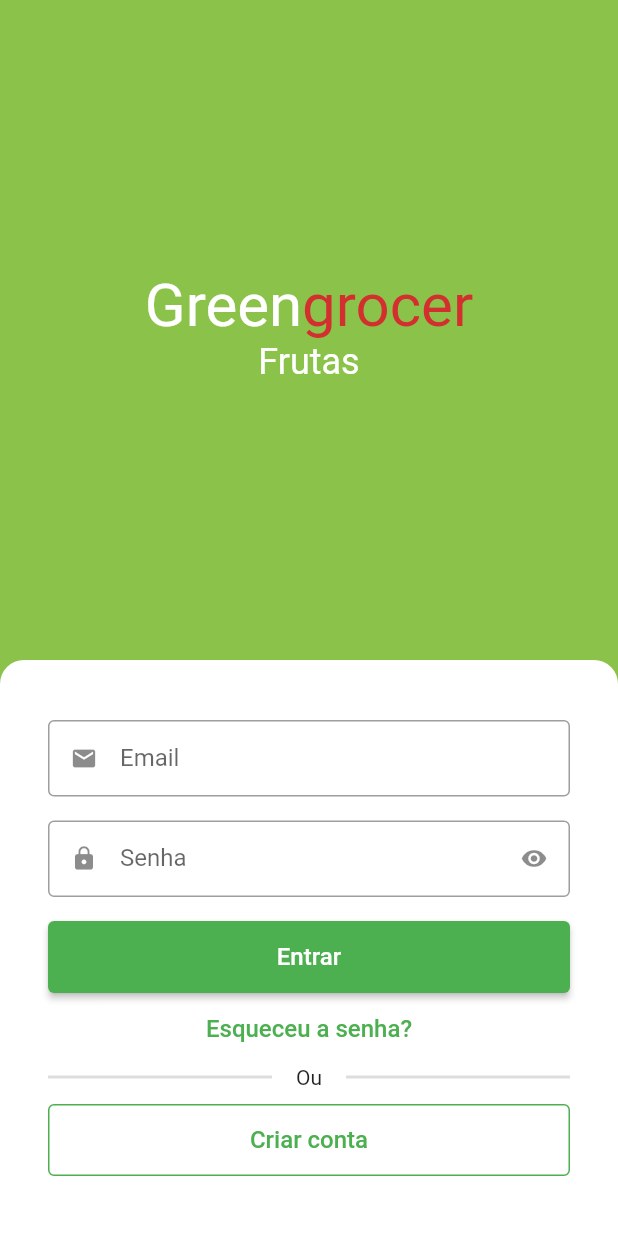
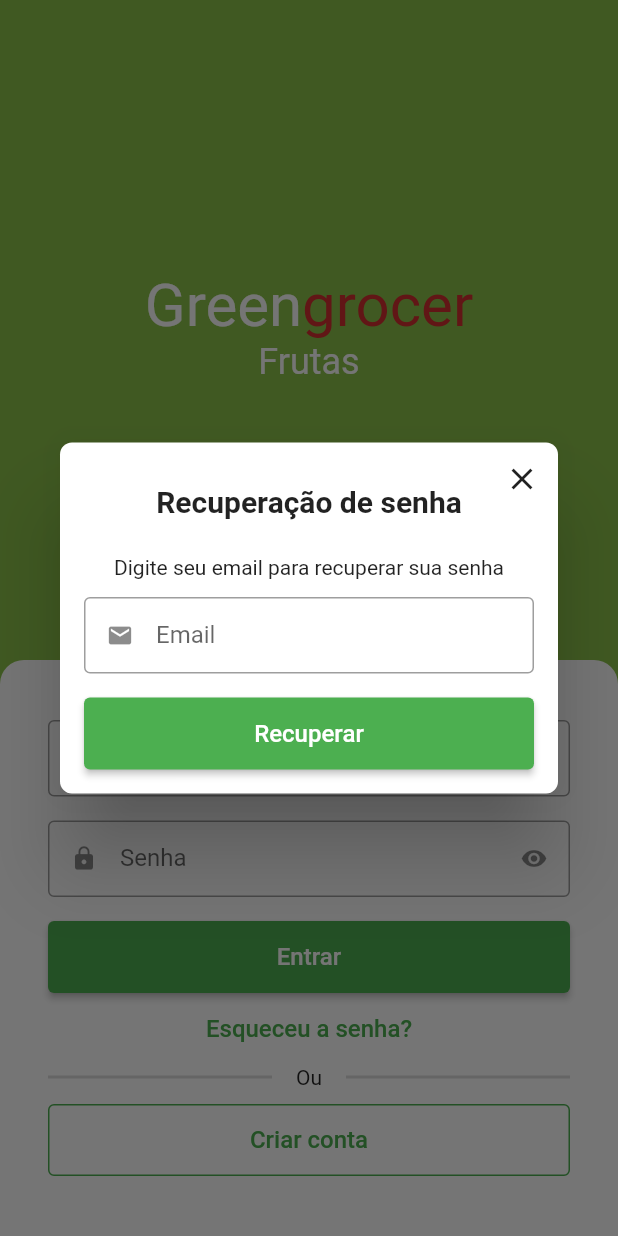
Before and after one commit to LanPRD/simple-marketplace-flutter, a Flutter app: the SignInScreen screen opened by its route, after a tap on "Esqueceu a senha?", on a phone screen of 412 x 824 dp. Run offline on Flutter 3.47's test engine with Material 2 defaults, Android fonts, the phone set to English and light mode, and no system bars; drawn by our look-alikes of animated_text_kit; our stand-ins replace badges, dio, flutter_secure_storage, fluttertoast, freezed_annotation, get and 3 more; missing offline and left inert: add_to_cart_animation; accounts and stored records are empty.

Commit message:
feat: forgot password

```diff
--- a/lib/constants/endpoints.dart
+++ b/lib/constants/endpoints.dart
@@ -4,4 +4,5 @@ abstract class Endpoints {
   static const String signin = '$baseUrl/login';
   static const String signup = '$baseUrl/signup';
   static const String validateToken = '$baseUrl/validate-token';
+  static const String resetPassword = '$baseUrl/reset-password';
 }
--- /dev/null
+++ b/lib/screens/auth/components/forgot_password_dialog.dart
@@ -0,0 +1,101 @@
+import 'package:flutter/material.dart';
+import 'package:get/get.dart';
+import 'package:greengrocer/screens/auth/controller/auth_controller.dart';
+import 'package:greengrocer/utils/validators.dart';
+import 'package:greengrocer/widgets/common/custom_elevated_button.dart';
+import 'package:greengrocer/widgets/common/custom_text_field.dart';
+
+class ForgotPasswordDialog extends StatelessWidget {
+  final emailController = TextEditingController();
+
+  ForgotPasswordDialog({
+    required String email,
+    Key? key,
+  }) : super(key: key) {
+    emailController.text = email;
+  }
+
+  final _formFieldKey = GlobalKey<FormFieldState>();
+  final authController = Get.find<AuthController>();
+
+  @override
+  Widget build(BuildContext context) {
+    return Dialog(
+      shape: RoundedRectangleBorder(
+        borderRadius: BorderRadius.circular(8),
+      ),
+      child: Stack(
+        alignment: Alignment.center,
+        children: [
+          // Conteúdo
+          Padding(
+            padding: const EdgeInsets.all(16),
+            child: Column(
+              crossAxisAlignment: CrossAxisAlignment.stretch,
+              mainAxisSize: MainAxisSize.min,
+              children: [
+                // Titulo
+                const Padding(
+                  padding: EdgeInsets.symmetric(vertical: 12),
+                  child: Text(
+                    'Recuperação de senha',
+                    textAlign: TextAlign.center,
+                    style: TextStyle(
+                      fontWeight: FontWeight.bold,
+                      fontSize: 20,
+                    ),
+                  ),
+                ),
+
+                // Descrição
+                const Padding(
+                  padding: EdgeInsets.only(
+                    top: 12,
+                    bottom: 12,
+                  ),
+                  child: Text(
+                    'Digite seu email para recuperar sua senha',
+                    textAlign: TextAlign.center,
+                    style: TextStyle(),
+                  ),
+                ),
+
+                // Campo de email
+                CustomTextField(
+                  formFieldKey: _formFieldKey,
+                  controller: emailController,
+                  icon: Icons.email,
+                  label: 'Email',
+                  validator: emailValidator,
+                ),
+
+                // Confirmar
+                CustomElevatedButton(
+                  onPressed: () {
+                    if (_formFieldKey.currentState!.validate()) {
+                      authController.resetPassword(emailController.text);
+                      Get.back(result: true);
+                    }
+                  },
+                  text: 'Recuperar',
+                ),
+              ],
+            ),
+          ),
+
+          // Botão para fechar
+          Positioned(
+            top: 0,
+            right: 0,
+            child: IconButton(
+              onPressed: () {
+                Navigator.of(context).pop();
+              },
+              icon: const Icon(Icons.close),
+            ),
+          ),
+        ],
+      ),
+    );
+  }
+}
--- a/lib/screens/auth/controller/auth_controller.dart
+++ b/lib/screens/auth/controller/auth_controller.dart
@@ -41,6 +41,10 @@ class AuthController extends GetxController {
         signOut();
       },
     );
+  }
+
+  Future<void> resetPassword(String email) async {
+    await authRepository.resetPassword(email);
   }
 
   Future<void> signOut() async {
--- a/lib/screens/auth/repository/auth_repository.dart
+++ b/lib/screens/auth/repository/auth_repository.dart
@@ -54,4 +54,12 @@ class AuthRepository {
 
     return handleUserOrError(result);
   }
+
+  Future<void> resetPassword(String email) async {
+    final result = _httpManager.restRequest(
+      url: Endpoints.resetPassword,
+      method: HttpMethods.post,
+      body: {'email': email},
+    );
+  }
 }
--- a/lib/screens/auth/view/sign_in_screen.dart
+++ b/lib/screens/auth/view/sign_in_screen.dart
@@ -3,6 +3,7 @@ import 'package:animated_text_kit/animated_text_kit.dart';
 import 'package:get/get.dart';
 
 import 'package:greengrocer/routes/app_routes.dart';
+import 'package:greengrocer/screens/auth/components/forgot_password_dialog.dart';
 import 'package:greengrocer/screens/auth/controller/auth_controller.dart';
 
 import 'package:greengrocer/widgets/app_name.dart';
@@ -12,6 +13,7 @@ import 'package:greengrocer/widgets/common/custom_text_field.dart';
 
 import 'package:greengrocer/theme/custom_colors.dart';
 import 'package:greengrocer/utils/validators.dart';
+import 'package:greengrocer/utils/utils.dart';
 
 class SignInScreen extends StatelessWidget {
   SignInScreen({Key? key}) : super(key: key);
@@ -21,6 +23,8 @@ class SignInScreen extends StatelessWidget {
   // Controllers
   final emailController = TextEditingController();
   final passwordController = TextEditingController();
+
+  final utils = Utils();
 
   @override
   Widget build(BuildContext context) {
@@ -125,7 +129,23 @@ class SignInScreen extends StatelessWidget {
                       Align(
                         alignment: Alignment.center,
                         child: TextButton(
-                          onPressed: () {},
+                          onPressed: () async {
+                            final bool? result = await showDialog(
+                              context: context,
+                              builder: (_) {
+                                return ForgotPasswordDialog(
+                                  email: emailController.text,
+                                );
+                              },
+                            );
+
+                            if (result ?? false) {
+                              utils.showToast(
+                                message:
+                                    'Um link de recuperação foi enviado para seu email.',
+                              );
+                            }
+                          },
                           child: const Text(
                             'Esqueceu a senha?',
                             style: TextStyle(fontSize: 16, color: Colors.green),
--- a/lib/widgets/common/custom_text_field.dart
+++ b/lib/widgets/common/custom_text_field.dart
@@ -12,6 +12,7 @@ class CustomTextField extends StatefulWidget {
   final void Function(String?)? onSaved;
   final TextEditingController? controller;
   final TextInputType? textInputType;
+  final GlobalKey<FormFieldState>? formFieldKey;
 
   const CustomTextField({
     Key? key,
@@ -25,6 +26,7 @@ class CustomTextField extends StatefulWidget {
     this.controller,
     this.onSaved,
     this.textInputType,
+    this.formFieldKey,
   }) : super(key: key);
 
   @override
@@ -46,6 +48,7 @@ class _CustomTextFieldState extends State<CustomTextField> {
     return Padding(
       padding: const EdgeInsets.only(bottom: 16),
       child: TextFormField(
+        key: widget.formFieldKey,
         controller: widget.controller,
         obscureText: isObscure,
         validator: widget.validator,
```
